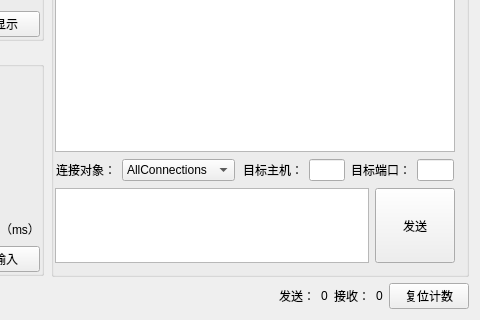
Above: FNetworkDebuggingAssistant/FNetworkDebuggingAssistant.ui from 1005490940/Qt before the change; both pictures show x 166 to 646 and y 355 to 675 of the 646 by 675 pixel window. Below: the same form after it.
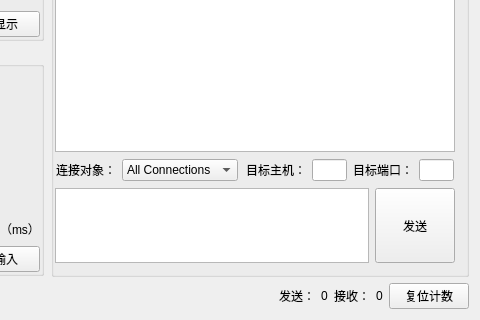
That is the form after the change.

Diff of the .ui file:
```diff
--- a/FNetworkDebuggingAssistant/FNetworkDebuggingAssistant.ui
+++ b/FNetworkDebuggingAssistant/FNetworkDebuggingAssistant.ui
@@ -339,7 +339,7 @@
                 <widget class="QComboBox" name="comboBoxConnectionObject">
                  <item>
                   <property name="text">
-                   <string>AllConnections</string>
+                   <string>All Connections</string>
                   </property>
                  </item>
                 </widget>
```
